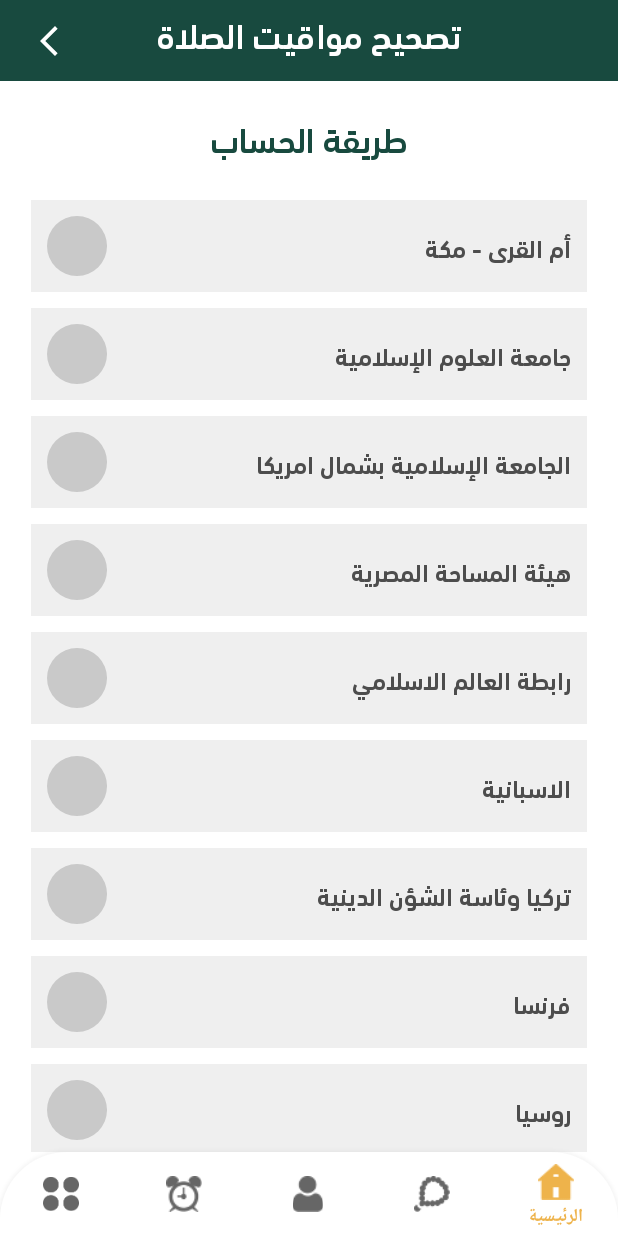
After one commit to AhmedNader65/Alsalah, an Android app: the PrayerTimingFragment screen opened through its navigation route, on a phone screen of 412 x 824 dp. The commit adds this screen. Run offline under Robolectric (Android 15) with nearby library versions, the light colour scheme and no system bars; our stand-ins replace Dagger/Hilt's generated code, navigation-ui, sdp/ssp sizes; 31 statements that could not run were skipped.

Commit message:
prayer way fetch

```diff
--- /dev/null
+++ b/app/src/main/java/com/crazyidea/alsalah/adapter/PrayerTimeAdapter.kt
@@ -0,0 +1,86 @@
+package com.crazyidea.alsalah.adapter
+
+import android.content.Context
+import android.view.LayoutInflater
+import android.view.View
+import android.view.ViewGroup
+import android.widget.ImageView
+import android.widget.TextView
+import androidx.recyclerview.widget.RecyclerView
+import com.crazyidea.alsalah.R
+import com.crazyidea.alsalah.data.model.PrayerTimeRefrence
+import com.crazyidea.alsalah.data.model.SupportedLanguage
+import com.crazyidea.alsalah.utils.GlobalPreferences
+
+class PrayerTimeAdapter(
+    private val dataSet: ArrayList<PrayerTimeRefrence>,
+    private val listner: PrayerTimeListner
+) :
+    RecyclerView.Adapter<PrayerTimeAdapter.ViewHolder>() {
+    private lateinit var context: Context
+
+
+    /**
+     * Provide a reference to the type of views that you are using
+     * (custom ViewHolder).
+     */
+    class ViewHolder(view: View) : RecyclerView.ViewHolder(view) {
+        val language_status: ImageView
+        val language_title: TextView
+
+        init {
+            // Define click listener for the ViewHolder's View.
+            language_status = view.findViewById(R.id.language_status)
+            language_title = view.findViewById(R.id.language_title)
+
+        }
+    }
+
+    // Create new views (invoked by the layout manager)
+    override fun onCreateViewHolder(viewGroup: ViewGroup, viewType: Int): ViewHolder {
+        // Create a new view, which defines the UI of the list item
+
+        context = viewGroup.context
+        val view = LayoutInflater.from(viewGroup.context)
+            .inflate(R.layout.item_language, viewGroup, false)
+
+        return ViewHolder(view)
+
+
+    }
+
+    // Replace the contents of a view (invoked by the layout manager)
+    override fun onBindViewHolder(viewHolder: ViewHolder, position: Int) {
+        val prayerTimeRefrence = dataSet.get(position)
+
+
+        viewHolder.language_title.text = prayerTimeRefrence.Name
+        if (prayerTimeRefrence.checked) {
+            viewHolder.language_status.setImageDrawable(context.resources.getDrawable(R.drawable.ic_checked_lang))
+        } else {
+            viewHolder.language_status.setImageDrawable(context.resources.getDrawable(R.drawable.ic_lang_unchecked))
+        }
+
+
+
+
+        viewHolder.itemView.setOnClickListener {
+            for (prayer in dataSet) {
+                prayer.checked = false
+            }
+            prayerTimeRefrence.checked = true
+            notifyDataSetChanged()
+            listner.onPrayerTimePicked(prayerTimeRefrence)
+        }
+
+    }
+
+
+    public interface PrayerTimeListner {
+        fun onPrayerTimePicked(prayerTimeRefrence: PrayerTimeRefrence)
+    }
+
+    // Return the size of your dataset (invoked by the layout manager)
+    override fun getItemCount() = dataSet.size
+
+}
--- /dev/null
+++ b/app/src/main/java/com/crazyidea/alsalah/data/model/PrayerTimeRefrence.kt
@@ -0,0 +1,5 @@
+package com.crazyidea.alsalah.data.model
+
+data class PrayerTimeRefrence(
+    val Name: String, var checked: Boolean= false
+)
--- /dev/null
+++ b/app/src/main/java/com/crazyidea/alsalah/ui/prayerTiming/PrayerTimingFragment.kt
@@ -0,0 +1,70 @@
+package com.crazyidea.alsalah.ui.prayerTiming
+
+import android.os.Bundle
+import android.view.LayoutInflater
+import android.view.View
+import android.view.ViewGroup
+import androidx.fragment.app.Fragment
+import androidx.fragment.app.viewModels
+import com.crazyidea.alsalah.R
+import com.crazyidea.alsalah.adapter.LanguagesAdapter
+import com.crazyidea.alsalah.adapter.PrayerTimeAdapter
+import com.crazyidea.alsalah.data.model.PrayerTimeRefrence
+import com.crazyidea.alsalah.data.model.SupportedLanguage
+import com.crazyidea.alsalah.databinding.FragmentChooseLanguageBinding
+import dagger.hilt.android.AndroidEntryPoint
+
+@AndroidEntryPoint
+class PrayerTimingFragment : Fragment(), PrayerTimeAdapter.PrayerTimeListner {
+
+    private var _binding: FragmentChooseLanguageBinding? = null
+
+    // This property is only valid between onCreateView and
+    // onDestroyView.
+    private val binding get() = _binding!!
+    private val viewModel by viewModels<PrayerTimingViewModel>()
+
+    override fun onCreateView(
+        inflater: LayoutInflater,
+        container: ViewGroup?,
+        savedInstanceState: Bundle?
+    ): View {
+
+        _binding = FragmentChooseLanguageBinding.inflate(inflater, container, false)
+        val root: View = binding.root
+
+        return root
+    }
+
+    override fun onViewCreated(view: View, savedInstanceState: Bundle?) {
+        super.onViewCreated(view, savedInstanceState)
+        binding.title.text=resources.getString(R.string.editPrayerTime)
+        binding.languagetext.text=resources.getString(R.string.calculateWay)
+        binding.languagesRV.adapter = PrayerTimeAdapter(createPrayerRefrences(), this)
+    }
+
+    private fun createPrayerRefrences(): ArrayList<PrayerTimeRefrence> {
+        var prayerRef = ArrayList<PrayerTimeRefrence>()
+        prayerRef.add(PrayerTimeRefrence(resources.getString(R.string.mecca),  false))
+        prayerRef.add(PrayerTimeRefrence(resources.getString(R.string.islamicUniversity),  false))
+        prayerRef.add(PrayerTimeRefrence(resources.getString(R.string.islamicUniversitySouthAmerica),  false))
+        prayerRef.add(PrayerTimeRefrence(resources.getString(R.string.egyptianMessaha),  false))
+        prayerRef.add(PrayerTimeRefrence(resources.getString(R.string.worlwideIslamicCommunity),  false))
+        prayerRef.add(PrayerTimeRefrence(resources.getString(R.string.spanish),  false))
+        prayerRef.add(PrayerTimeRefrence(resources.getString(R.string.turkishResponsibles),  false))
+        prayerRef.add(PrayerTimeRefrence(resources.getString(R.string.france),  false))
+        prayerRef.add(PrayerTimeRefrence(resources.getString(R.string.russia),  false))
+        prayerRef.add(PrayerTimeRefrence(resources.getString(R.string.russia),  false))
+        prayerRef.add(PrayerTimeRefrence(resources.getString(R.string.specific),  false))
+        return prayerRef
+    }
+
+    override fun onDestroyView() {
+        super.onDestroyView()
+        _binding = null
+    }
+
+    override fun onPrayerTimePicked(prayerTimeRefrence: PrayerTimeRefrence) {
+
+    }
+}
--- /dev/null
+++ b/app/src/main/java/com/crazyidea/alsalah/ui/prayerTiming/PrayerTimingViewModel.kt
@@ -0,0 +1,9 @@
+package com.crazyidea.alsalah.ui.prayerTiming
+
+import androidx.lifecycle.ViewModel
+import dagger.hilt.android.lifecycle.HiltViewModel
+
+class PrayerTimingViewModel : ViewModel() {
+
+
+}
--- a/app/src/main/java/com/crazyidea/alsalah/ui/setting/SettingFragment.kt
+++ b/app/src/main/java/com/crazyidea/alsalah/ui/setting/SettingFragment.kt
@@ -37,6 +37,9 @@
         binding.languageCon.setOnClickListener {
             findNavController().navigate(SettingFragmentDirections.actionSettingFragmentToLanguageFragment())
         }
+        binding.calculateWay.setOnClickListener {
+            findNavController().navigate(SettingFragmentDirections.actionSettingFragmentToPrayerTimingFragment())
+        }
     }
 
     override fun onDestroyView() {
--- a/app/src/main/res/navigation/mobile_navigation.xml
+++ b/app/src/main/res/navigation/mobile_navigation.xml
@@ -68,6 +68,9 @@
         <action
             android:id="@+id/action_settingFragment_to_languageFragment"
             app:destination="@id/languageFragment" />
+        <action
+            android:id="@+id/action_settingFragment_to_prayerTimingFragment"
+            app:destination="@id/prayerTimingFragment" />
     </fragment>
 
     <fragment
@@ -126,5 +129,10 @@
         tools:layout="@layout/fragment_fawaed"
         android:name="com.crazyidea.alsalah.ui.fawaed.FawaedFragment"
         android:label="FawaedFragment" />
+    <fragment
+        android:id="@+id/prayerTimingFragment"
+        tools:layout="@layout/fragment_choose_language"
+        android:name="com.crazyidea.alsalah.ui.prayerTiming.PrayerTimingFragment"
+        android:label="PrayerTimingFragment" />
 
 </navigation>
--- a/app/src/main/res/values/strings.xml
+++ b/app/src/main/res/values/strings.xml
@@ -109,4 +109,13 @@
     <string name="igorish">الايغورية</string>
     <string name="alll">كل اللغات</string>
     <string name="fawaedNotifications">تفعيل تنبيهات الفوائد</string>
+    <string name="mecca">أم القرى - مكة</string>
+    <string name="islamicUniversity">جامعة العلوم الإسلامية</string>
+    <string name="islamicUniversitySouthAmerica">الجامعة الإسلامية بشمال امريكا</string>
+    <string name="egyptianMessaha">هيئة المساحة المصرية</string>
+    <string name="worlwideIslamicCommunity">رابطة العالم الاسلامي</string>
+    <string name="turkishResponsibles">تركيا وئاسة الشؤن الدينية</string>
+    <string name="france">فرنسا</string>
+    <string name="russia">روسيا</string>
+    <string name="specific">تخصيص</string>
 </resources>
```
